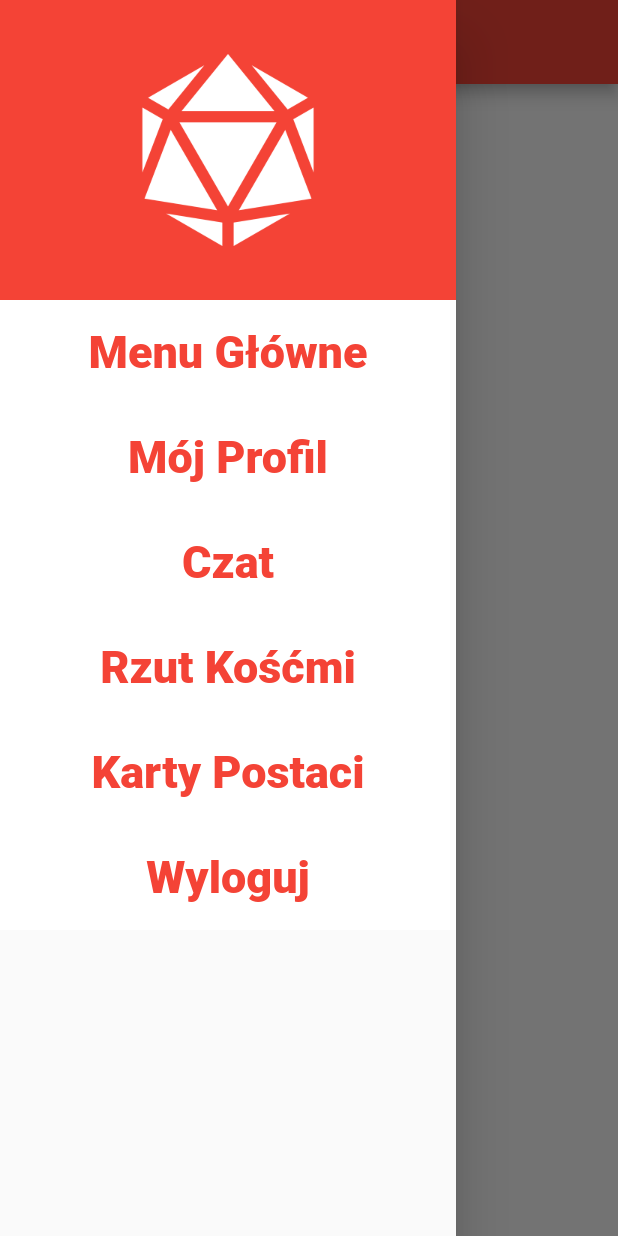
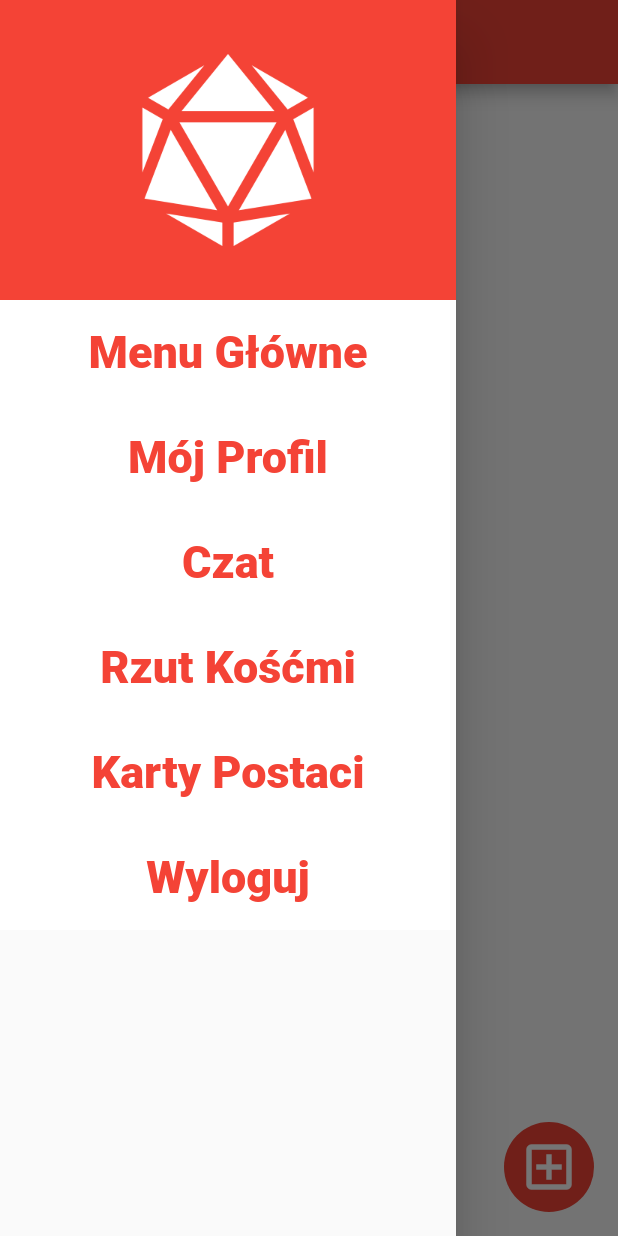
Before and after one commit to Demenciusz/BBapp, a Flutter app: the CharactersPage screen opened directly with empty values, with the side drawer open, on a phone screen of 412 x 824 dp. Run offline on Flutter 3.47's test engine with Material 2 defaults, Android fonts, the phone set to English and light mode, and no system bars; our stand-ins replace bloc, cloud_firestore, equatable, file_picker, firebase_auth, firebase_core and 2 more; accounts and stored records are empty; network calls fail.

Commit message:
floatingab

```diff
--- a/lib/pages/2profilePage/profile_page.dart
+++ b/lib/pages/2profilePage/profile_page.dart
@@ -9,6 +9,7 @@ import 'package:zaliczenie/pages/2profilePage/widgets/profileInfo.dart';
 
 import 'package:zaliczenie/pages/2profilePage/widgets/profilePhoto.dart';
 import 'package:zaliczenie/pages/widgets/drawer.dart';
+import 'package:zaliczenie/pages/widgets/floating_button.dart';
 
 import 'edit_profile_page.dart';
 
@@ -31,11 +32,9 @@ class _ProfilePageState extends State<ProfilePage> {
     return Scaffold(
       appBar: AppBar(backgroundColor: Colors.red),
       drawer: MyDrawer(),
-      floatingActionButton: FloatingActionButton(
-        child: Icon(
-          Icons.edit_note,
-        ),
-        onPressed: () async {
+      floatingActionButton: MyFloatingButton(
+        icon: Icons.edit_note,
+        function: () async {
           final instance = FirebaseFirestore.instance;
           CollectionReference col = instance.collection('Users');
           DocumentSnapshot snapshot = await col.doc(widget.uid).get();
--- a/lib/pages/5charactersPage/characters_page.dart
+++ b/lib/pages/5charactersPage/characters_page.dart
@@ -4,6 +4,7 @@ import 'package:zaliczenie/cubit/edit/edit_mode_cubit.dart';
 import 'package:zaliczenie/cubit/edit/edit_mode_state.dart';
 import 'package:zaliczenie/pages/5charactersPage/widgets/charactres_list.dart';
 import 'package:zaliczenie/pages/widgets/drawer.dart';
+import 'package:zaliczenie/pages/widgets/floating_button.dart';
 
 class CharactersPage extends StatelessWidget {
   const CharactersPage({required this.uid});
@@ -12,6 +13,10 @@ class CharactersPage extends StatelessWidget {
   @override
   Widget build(BuildContext context) {
     return Scaffold(
+      floatingActionButton: MyFloatingButton(
+        icon: Icons.add_box_outlined,
+        function: () {},
+      ),
       appBar: AppBar(
         backgroundColor: Colors.red,
       ),
--- /dev/null
+++ b/lib/pages/widgets/floating_button.dart
@@ -0,0 +1,29 @@
+import 'package:flutter/material.dart';
+import 'package:flutter/src/widgets/container.dart';
+import 'package:flutter/src/widgets/framework.dart';
+
+class MyFloatingButton extends StatelessWidget {
+  const MyFloatingButton({required this.icon, required this.function});
+  final IconData icon;
+  final VoidCallback function;
+
+  @override
+  Widget build(BuildContext context) {
+    return Container(
+      decoration: BoxDecoration(
+        borderRadius: BorderRadius.circular(50),
+        color: Colors.red,
+      ),
+      width: 60,
+      height: 60,
+      child: InkWell(
+        onTap: function,
+        child: Icon(
+          icon,
+          color: Colors.white,
+          size: 40,
+        ),
+      ),
+    );
+  }
+}
```
